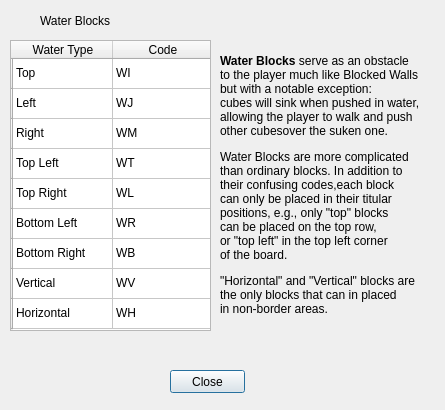
Before: the Qt Designer form ui/legend-water.ui in le717/Blocks, drawn with Qt 5.
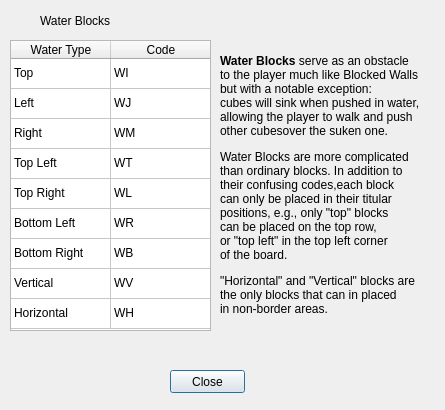
After: the same form once the commit is applied.

Commit message: Remove small headers on left side

```diff
--- a/ui/legend-water.ui
+++ b/ui/legend-water.ui
@@ -247,6 +247,9 @@
    <property name="selectionMode">
     <enum>QAbstractItemView::NoSelection</enum>
    </property>
+   <attribute name="verticalHeaderVisible">
+    <bool>false</bool>
+   </attribute>
    <row>
     <property name="text">
      <string/>
```
The commit also changes 1 other file.
